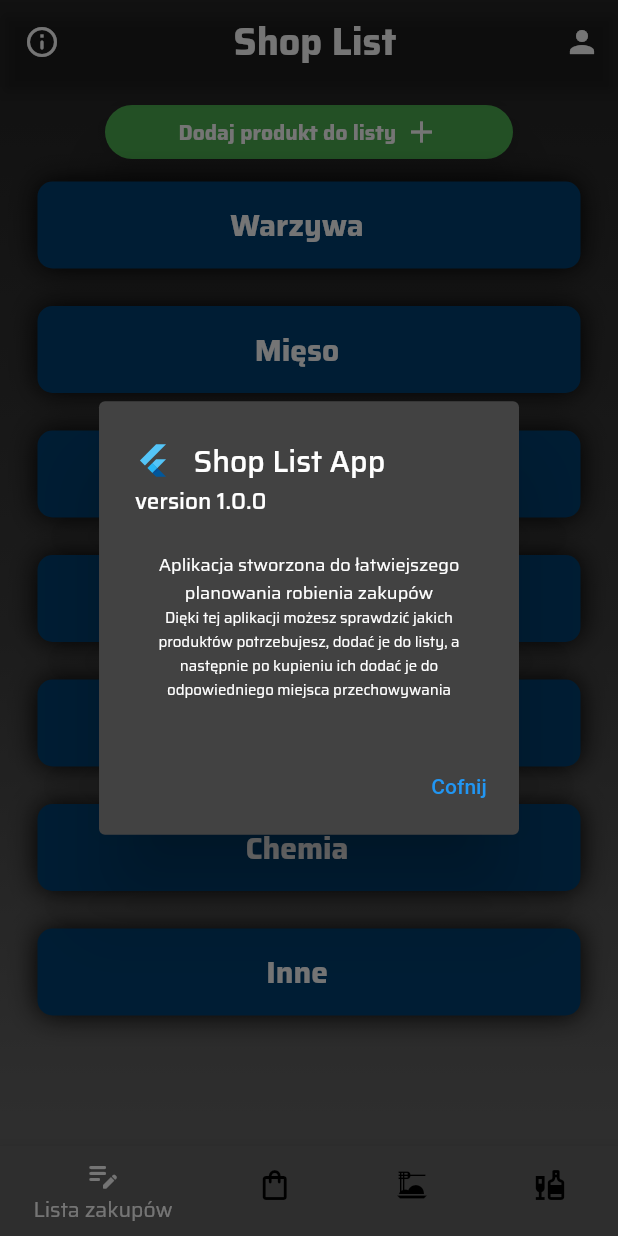
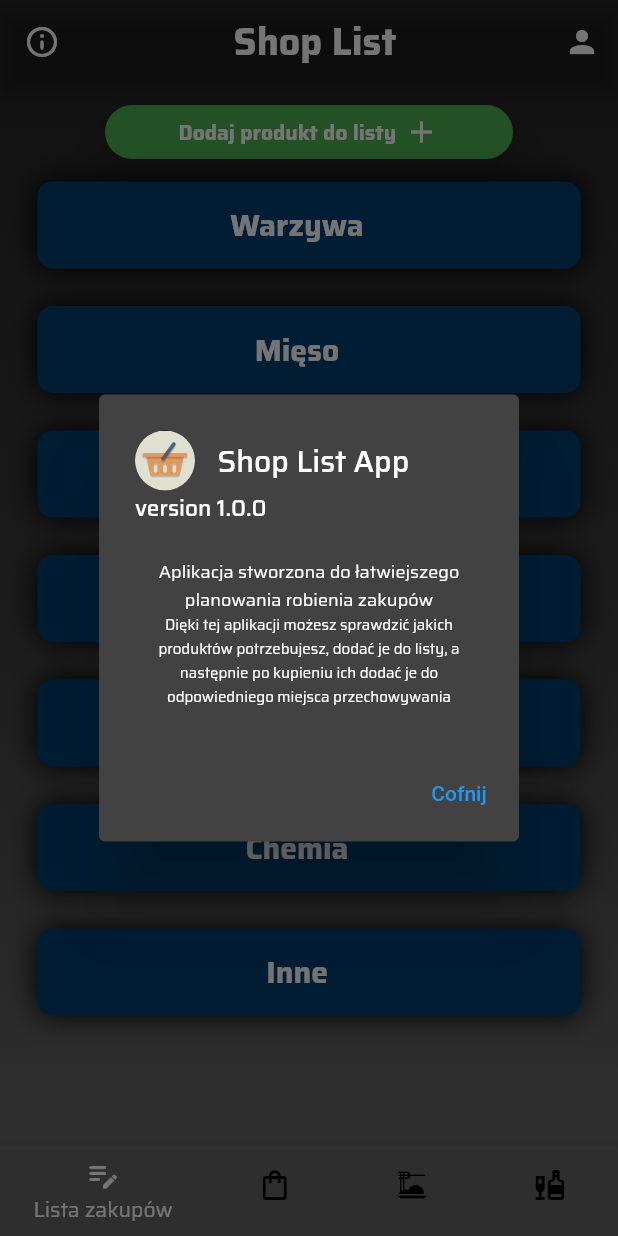
Before and after one commit to sebastiangirsza/ShopListApp, a Flutter app: the screen it shows once a user with an empty profile is signed in, after a tap on the "info outline" icon, on a phone screen of 412 x 824 dp. Run offline on Flutter 3.47's test engine with Material 2 defaults, Android fonts, the phone set to English and light mode, and no system bars; our stand-ins replace bloc, cloud_firestore, firebase_auth, firebase_core, flutter_bloc, google_fonts and 1 more; accounts and stored records are empty.

Commit message:
Add App Icon

```diff
--- a/lib/app/home/home_page.dart
+++ b/lib/app/home/home_page.dart
@@ -54,7 +54,10 @@ class _HomePageState extends State<HomePage> {
                                 children: [
                                   Row(
                                     children: [
-                                      const FlutterLogo(),
+                                      const CircleAvatar(
+                                        backgroundImage: AssetImage(
+                                            'images/icon/app_icon_2.png'),
+                                      ),
                                       const SizedBox(width: 15),
                                       Text(
                                         'Shop List App',
--- a/lib/app/home/pages/shop_list/categories/categories_widget.dart
+++ b/lib/app/home/pages/shop_list/categories/categories_widget.dart
@@ -208,8 +208,8 @@ class _DismissibleState extends State<_Dismissible> {
                           backgroundColor: Colors.blue,
                         ),
                       );
-                ;
               }
+              return null;
             },
             child: _ProductsList(productModel: widget.productModel),
           );
@@ -292,7 +292,6 @@ class _ProductsList extends StatelessWidget {
                                 backgroundColor: Colors.blue,
                               ),
                             );
-                      ;
                     },
                     child: const Icon(
                         size: 17,
--- a/lib/app/home/pages/shop_list/shop_list.dart
+++ b/lib/app/home/pages/shop_list/shop_list.dart
@@ -231,15 +231,6 @@ class _ProductsGroup extends StatelessWidget {
       'Chemia',
       'Inne',
     ];
-    var expansionColor = [
-      Colors.red,
-      Colors.blue,
-      const Color.fromARGB(255, 152, 179, 0),
-      Colors.green,
-      Colors.pink,
-      Colors.purple,
-      Colors.grey,
-    ];
     return Container(
       color: Colors.transparent,
       child: Padding(
--- a/lib/app/home/pages/your_products/cubit/your_products_cubit.dart
+++ b/lib/app/home/pages/your_products/cubit/your_products_cubit.dart
@@ -38,7 +38,9 @@ class YourProductsCubit extends Cubit<YourProductsState> {
         storageName,
       );
       emit(const YourProductsState());
-    } catch (error) {}
+    } catch (error) {
+      null;
+    }
   }
 
   Future<void> deletePurchasedProduct({required String documentID}) {
--- a/lib/app/home/pages/your_products/pages/storage.dart
+++ b/lib/app/home/pages/your_products/pages/storage.dart
@@ -102,7 +102,8 @@ class StoragePage extends StatelessWidget {
                                           .deletePurchasedProduct(
                                               documentID:
                                                   purchasedProductsModel.id);
-                                    } else {}
+                                    }
+                                    return null;
                                   },
                                   child: Column(
                                     children: [
--- a/lib/data/remote_data_sources/purchased_product_remote_data_source.dart
+++ b/lib/data/remote_data_sources/purchased_product_remote_data_source.dart
@@ -1,6 +1,5 @@
 import 'package:cloud_firestore/cloud_firestore.dart';
 import 'package:firebase_auth/firebase_auth.dart';
-import 'package:shoplistappsm/app/models/purchased_product_model.dart';
 
 class PurchasedProductsRemoteDataSource {
   Stream<QuerySnapshot<Map<String, dynamic>>> getPurchasedProductsStream() {
```
Also changed, not shown: lib/app/home/pages/shop_list/cubit/add_cubit.dart (+6 -2 lines), pubspec.yaml (+8 -4 lines), images/icon/app_icon.png (added), images/icon/app_icon_2.png (added), pubspec.lock, 29 other files.
